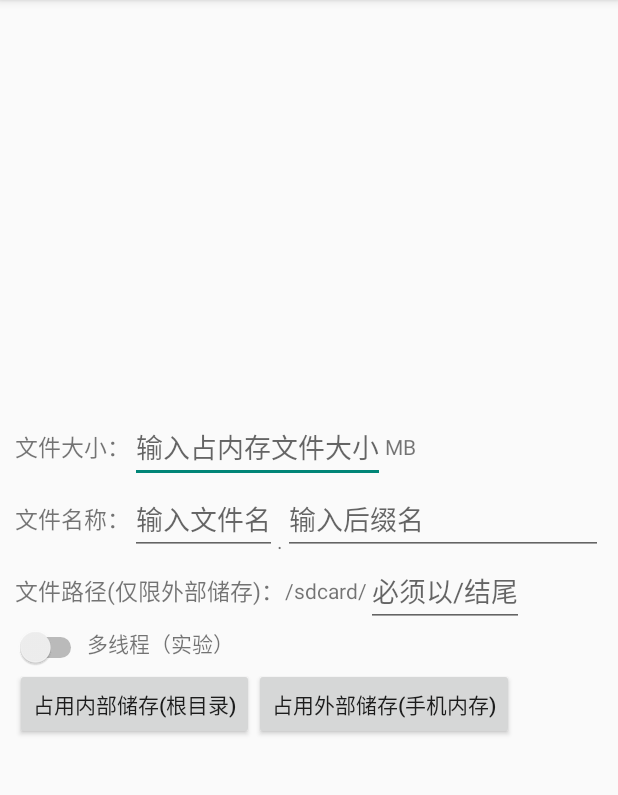
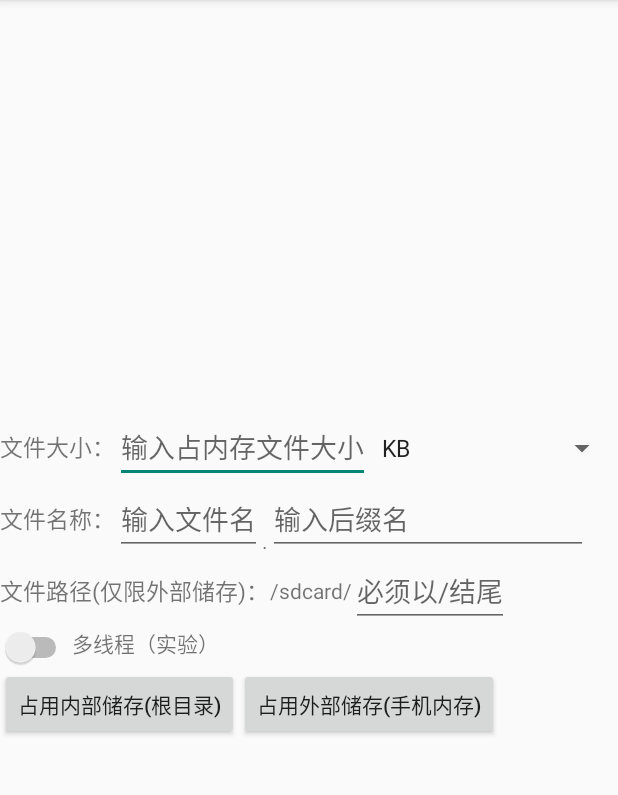
Before and after one commit to guh0613/memorykiller, an Android app: the screen it shows after launch (MainActivity), on a phone screen of 412 x 824 dp, the part 84-879 px from its top. Run offline under Robolectric (Android 15) with nearby library versions, the phone set to English and light mode, and no system bars; libraries missing offline, so code that uses them is left out: com.pgyersdk.crash, com.pgyersdk.update; 2 statements that could not run were skipped.

Commit message:
选择mb搞定

```diff
--- a/app/src/main/java/com/huaji/memorykiller/MainActivity.java
+++ b/app/src/main/java/com/huaji/memorykiller/MainActivity.java
@@ -16,6 +16,7 @@ import com.pgyersdk.update.*;
 import android.util.*;
 import com.pgyersdk.update.javabean.*;
 import android.net.*;
+import android.widget.AdapterView.*;
 
 public class MainActivity extends Activity
 {
@@ -24,7 +25,8 @@ public class MainActivity extends Activity
 	private EditText editafter;
 	private EditText editpath;
 
-    @Override
+
+	@Override
     protected void onCreate(Bundle savedInstanceState)
     {
         super.onCreate(savedInstanceState);
@@ -81,33 +83,70 @@ public class MainActivity extends Activity
                     Log.e("pgyer", "update download apk progress" + integers);
                 }})
 			.register();
-    }
 
-//文件单位
-		public enum FileUnit {
-			KB, MB, GB
+
+		//这里是选择单位的地方
+		Spinner Storage_unit = (Spinner) findViewById(R.id.S1);
+		String[] mItems = getResources().getStringArray(R.array.unit);
+		ArrayAdapter<String> adapter=new ArrayAdapter<String>(this,android.R.layout.simple_spinner_item, mItems);
+adapter.setDropDownViewResource(android.R.layout.simple_spinner_dropdown_item);
+		Storage_unit.setAdapter(adapter);
+		Storage_unit.setOnItemSelectedListener(new OnItemSelectedListener()
+		{
+			@Override
+			public void onItemSelected(AdapterView<?> parent, View view, int pos, long id)
+			{
+				String[] unit = getResources().getStringArray(R.array.unit);
+
+				if(unit[pos].equals("KB"))
+				{
+					Toast.makeText(MainActivity.this,"娘炮才选KB", 2000).show();
+					fileUnit="KB";
+				}
+				if(unit[pos].equals("MB"))
+				{
+					Toast.makeText(MainActivity.this,"你选的是MB", 2000).show();
+					fileUnit="MB";
+				}
+				if(unit[pos].equals("GB"))
+				{
+					Toast.makeText(MainActivity.this, "GB，还行吧", 2000).show();
+					fileUnit="GB";
+				}
+				if(unit[pos].equals("TB(有种就试试)"))
+				{
+					Toast.makeText(MainActivity.this, "虽然真男人都选TB的，但是我拒绝，请选别的",2000).show();
+				}
+
+
 			}
+			@Override
+			public void onNothingSelected(AdapterView<?> parent)
+			{
+			}
+		});
+	}
+		public static String fileUnit ="";
 
 		//文件写入
-		public boolean createFile(String targetFile, long fileLength, FileUnit unit) {
+		public boolean createFile(String targetFile, long fileLength, String unit) {
 			//指定每次分配的块大小
 			long KBSIZE = 1024;
 			long MBSIZE1 = 1024 * 1024;
 			long MBSIZE10 = 1024 * 1024 * 10;
-			switch (unit) {
-				case KB:
-					fileLength = fileLength * 1024;
-					break;
-				case MB:
-					fileLength = fileLength * 1024*1024;
-					break;
-				case GB:
-					fileLength = fileLength * 1024*1024*1024;
-					break;
+			if(unit=="KB")
+			{
+				fileLength = fileLength * 1024;
+			}
+			if(unit=="MB")
+			{
+				fileLength = fileLength * 1024*1024;
+			}
+			if(unit=="GB")
+			{
+				fileLength = fileLength * 1024*1024*1024;
+			}
 
-				default:
-					break;
-			}
 			FileOutputStream fos = null;
 			File file = new File(targetFile);
 			try {
@@ -245,7 +284,8 @@ public class MainActivity extends Activity
 			//写入文件
 			String filePath="/sdcard/"+filepath+filename+"."+fileafter;
 			int fileSize=filelength;
-			createFile(filePath, fileSize, FileUnit.MB);
+
+			createFile(filePath, fileSize,fileUnit);
 		}
 	}
 }
--- a/app/src/main/res/layout/main.xml
+++ b/app/src/main/res/layout/main.xml
@@ -29,11 +29,12 @@
 				android:layout_height="wrap_content"
 				android:id="@+id/ET1"/>
 
-			<TextView
+			<Spinner
 				android:layout_width="wrap_content"
-				android:layout_height="match_parent"
-				android:text="MB"
-				android:gravity="center"/>
+				android:layout_height="wrap_content"
+				android:id="@+id/S1"
+				android:spinnerMode="dropdown"
+				android:entries="@array/unit"/>
 
 		</LinearLayout>
 
--- /dev/null
+++ b/app/src/main/res/values/arrays.xml
@@ -0,0 +1,9 @@
+<?xml version="1.0" encoding="utf-8"?>
+<resources>
+    <string-array name="unit">
+        <item>KB</item>
+        <item>MB</item>
+        <item>GB</item>
+		<item>TB(有种就试试)</item>
+    </string-array>
+</resources>
```
